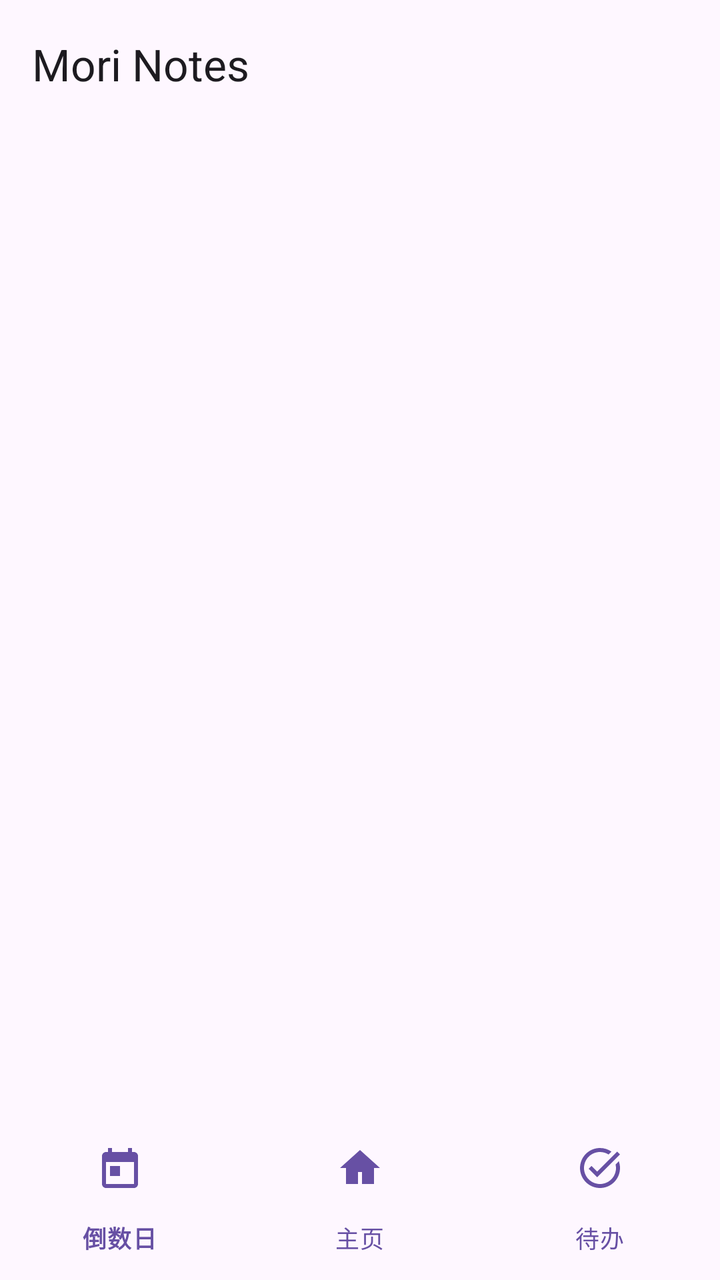
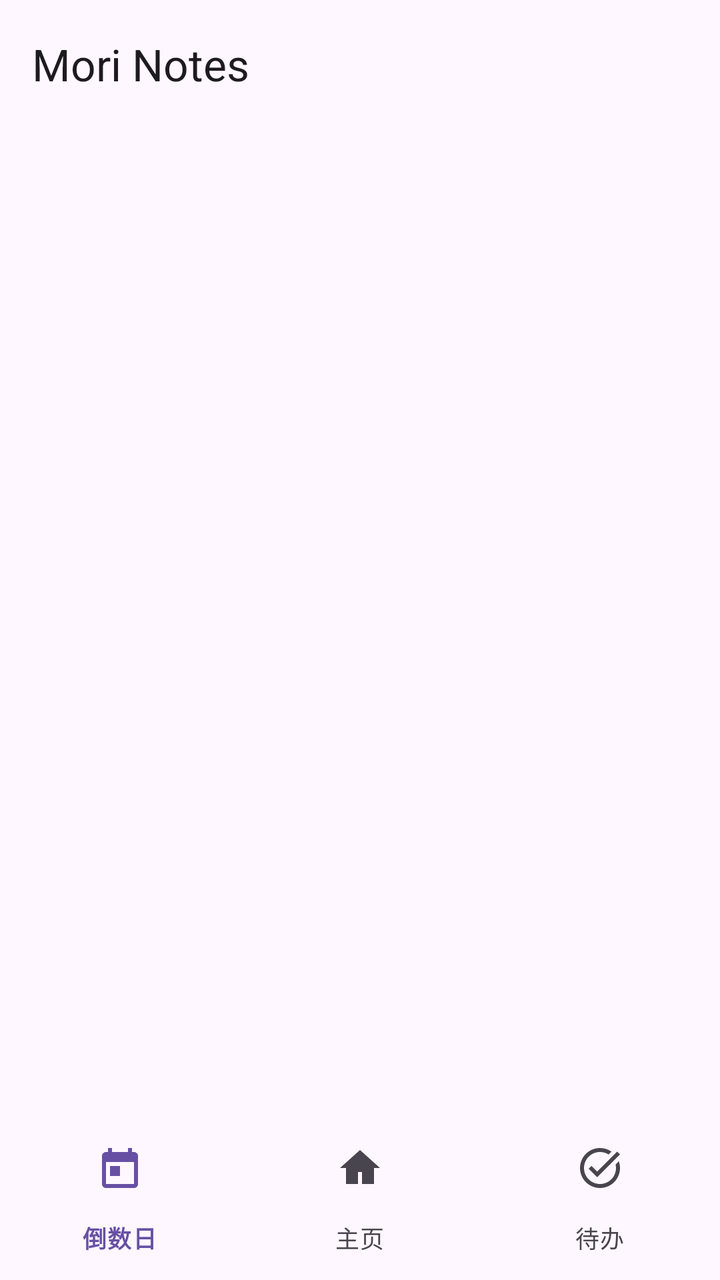

Before-and-after screenshots of an Android layout around one commit, followed by the original layout XML and the change that was made.
<!-- AndroidManifest.xml: application theme Theme.Notebook -->
<!-- res/layout/activity_main.xml -->
<?xml version="1.0" encoding="utf-8"?>
<FrameLayout xmlns:android="http://schemas.android.com/apk/res/android"
    xmlns:app="http://schemas.android.com/apk/res-auto"
    android:id="@+id/root"
    android:layout_width="match_parent"
    android:layout_height="match_parent">
    <LinearLayout
        android:layout_width="match_parent"
        android:layout_height="match_parent"
        android:orientation="vertical">
        <com.google.android.material.appbar.MaterialToolbar
            android:id="@+id/toolbar"
            style="@style/Widget.Notebook.Toolbar"
            android:layout_width="match_parent"
            android:layout_height="?attr/actionBarSize"
            app:title="@string/app_name" />
        <androidx.viewpager2.widget.ViewPager2
            android:id="@+id/view_pager"
            android:layout_width="match_parent"
            android:layout_height="0dp"
            android:layout_weight="1" />
        <com.google.android.material.bottomnavigation.BottomNavigationView
            android:id="@+id/bottom_nav"
            android:layout_width="match_parent"
            android:layout_height="wrap_content"
            android:background="@android:color/transparent"
            app:backgroundTint="@android:color/transparent"
            app:elevation="0dp"
            app:itemActiveIndicatorStyle="@style/Widget.Notebook.NavIndicator"
            app:itemIconTint="?attr/colorPrimary"
            app:itemTextColor="?attr/colorPrimary"
            app:menu="@menu/menu_bottom" />
    </LinearLayout>
</FrameLayout>
<!-- resources referenced by this layout -->
<resources>
  <string name="app_name">Mori Notes</string>
  <style name="Widget.Notebook.NavIndicator" parent="Widget.Material3.BottomNavigationView.ActiveIndicator">
          <item name="android:color">@color/nav_indicator</item>
      </style>
  <style name="Widget.Notebook.Toolbar" parent="Widget.Material3.Toolbar">
          <item name="android:background">@android:color/transparent</item>
          <item name="titleTextAppearance">?attr/textAppearanceTitleLarge</item>
      </style>
  <style name="Theme.Notebook" parent="Theme.Material3.DayNight.NoActionBar">
          <item name="colorPrimary">@color/md_primary</item>
          <item name="colorOnPrimary">@color/md_on_primary</item>
          <item name="colorPrimaryContainer">@color/md_primary_container</item>
          <item name="colorOnPrimaryContainer">@color/md_on_primary_container</item>
          <item name="colorSecondary">@color/md_secondary</item>
          <item name="android:colorBackground">@color/md_surface</item>
          <item name="colorSurface">@color/md_surface</item>
          <item name="colorSurfaceContainer">@color/md_surface_container</item>
          <item name="colorSurfaceContainerHigh">@color/md_surface_container_high</item>
          <item name="colorOnSurface">@color/md_on_surface</item>
          <item name="colorOnSurfaceVariant">@color/md_on_surface_variant</item>
          <item name="colorOutline">@color/md_outline</item>
          <item name="android:statusBarColor">@android:color/transparent</item>
          <item name="android:navigationBarColor">@android:color/transparent</item>
          <item name="android:windowLayoutInDisplayCutoutMode">shortEdges</item>
          <item name="android:windowDrawsSystemBarBackgrounds">true</item>
          <item name="android:windowLightStatusBar">true</item>
      </style>
  <color name="nav_indicator">#336750A4</color>
  <color name="md_primary">#6750A4</color>
  <color name="md_on_primary">#FFFFFF</color>
  <color name="md_primary_container">#EADDFF</color>
  <color name="md_on_primary_container">#21005D</color>
  <color name="md_secondary">#625B71</color>
  <color name="md_surface">#FEF7FF</color>
  <color name="md_surface_container">#F3EDF7</color>
  <color name="md_surface_container_high">#ECE6F0</color>
  <color name="md_on_surface">#1D1B20</color>
  <color name="md_on_surface_variant">#49454F</color>
  <color name="md_outline">#79747E</color>
</resources>

<!-- the commit's change to res/layout/activity_main.xml (unified diff, before → after) -->
@@ -27,8 +27,8 @@
             app:backgroundTint="@android:color/transparent"
             app:elevation="0dp"
             app:itemActiveIndicatorStyle="@style/Widget.Notebook.NavIndicator"
-            app:itemIconTint="?attr/colorPrimary"
-            app:itemTextColor="?attr/colorPrimary"
+            app:itemIconTint="@color/nav_item_color"
+            app:itemTextColor="@color/nav_item_color"
             app:menu="@menu/menu_bottom" />
     </LinearLayout>
 </FrameLayout>
<!-- resource entries referenced after the edit -->
@@ -21,6 +21,8 @@
           <item name="colorOnSurface">@color/md_on_surface</item>
           <item name="colorOnSurfaceVariant">@color/md_on_surface_variant</item>
           <item name="colorOutline">@color/md_outline</item>
+          <item name="colorOutlineVariant">@color/md_outline_variant</item>
+          <item name="colorSurfaceContainerLow">@color/md_surface_container_low</item>
           <item name="android:statusBarColor">@android:color/transparent</item>
           <item name="android:navigationBarColor">@android:color/transparent</item>
           <item name="android:windowLayoutInDisplayCutoutMode">shortEdges</item>
@@ -39,5 +41,7 @@
   <color name="md_on_surface">#1D1B20</color>
   <color name="md_on_surface_variant">#49454F</color>
   <color name="md_outline">#79747E</color>
+  <color name="md_outline_variant">#CAC4D0</color>
+  <color name="md_surface_container_low">#F7F2FA</color>
 </resources>
 
